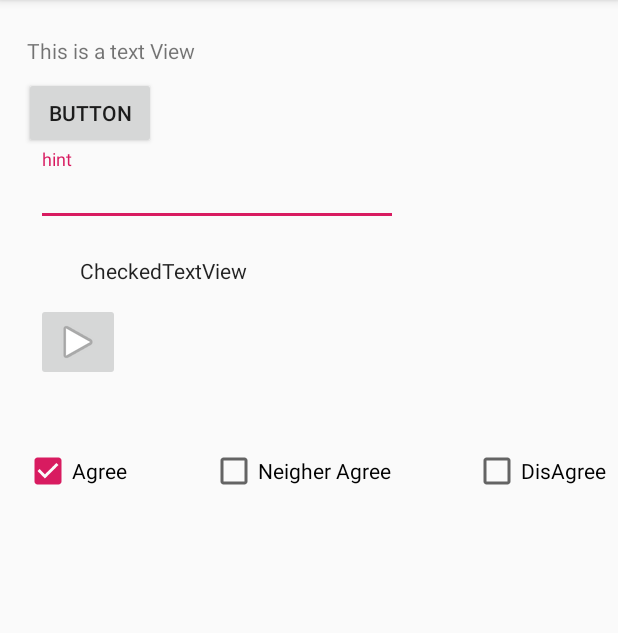
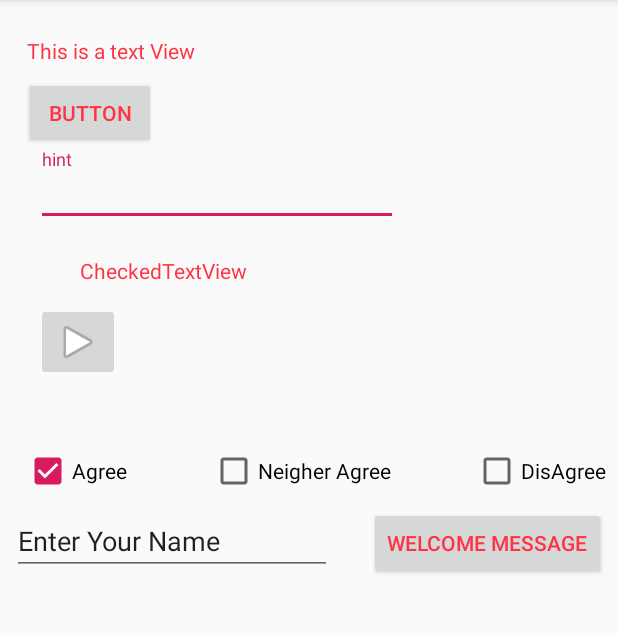
Before and after one commit to KnightsTiger/UIComponents, an Android app: the screen it shows after launch (MainActivity), after a tap on "Agree", on a phone screen of 412 x 824 dp, the part 84-717 px from its top. Run offline under Robolectric (Android 15) with nearby library versions, the phone set to English and light mode, and no system bars.

Commit message:
UI components - button,textInput Layout,image button

```diff
--- a/app/src/main/AndroidManifest.xml
+++ b/app/src/main/AndroidManifest.xml
@@ -16,7 +16,8 @@
                 <category android:name="android.intent.category.LAUNCHER" />
             </intent-filter>
         </activity>
-        <activity android:name=".PageTwo"></activity>
+        <activity android:name=".PageTwo" />
+        <activity android:name=".ActivityThree"></activity>
     </application>
 
 </manifest>
--- a/app/src/main/java/com/example/knight/uicomponents/MainActivity.java
+++ b/app/src/main/java/com/example/knight/uicomponents/MainActivity.java
@@ -4,6 +4,9 @@ import android.content.Intent;
 import android.os.Bundle;
 import android.support.v7.app.AppCompatActivity;
 import android.view.View;
+import android.widget.CheckBox;
+import android.widget.EditText;
+import android.widget.Toast;
 
 public class MainActivity extends AppCompatActivity {
 
@@ -22,4 +25,35 @@ public class MainActivity extends AppCompatActivity {
 /*        MediaPlayer mediaPlayer = MediaPlayer.create(this,R);
         mediaPlayer.start(); */// no need to call prepare(); create() does that for you
     }
+
+    public void onCheckBoxClicked(View view) {
+        boolean checked = ((CheckBox) view).isChecked();
+        switch (view.getId()){
+            case R.id.IAgree:
+                if(checked){
+                    Toast toast = Toast.makeText(this,"Agree", Toast.LENGTH_LONG);
+                    toast.show();
+                }
+                break;
+            case R.id.checkBox2:
+                if(checked){
+                    Toast toast = Toast.makeText(this,"Not Sure", Toast.LENGTH_LONG);
+                    toast.show();
+                }
+                break;
+            case R.id.checkBox3:
+                if(checked){
+                    Toast toast = Toast.makeText(this,"Nope", Toast.LENGTH_LONG);
+                    toast.show();
+                }
+                break;
+        }
+    }
+
+    public void goToPageThree(View view) {
+        EditText editText = findViewById(R.id.editText);
+        Intent intent = new Intent(MainActivity.this,ActivityThree.class);
+        intent.putExtra("key",editText.getText().toString());
+        startActivity(intent);
+    }
 }
--- a/app/src/main/res/layout/activity_main.xml
+++ b/app/src/main/res/layout/activity_main.xml
@@ -101,4 +101,26 @@
         app:layout_constraintBaseline_toBaselineOf="@+id/checkBox2"
         app:layout_constraintEnd_toEndOf="parent" />
 
+    <EditText
+        android:id="@+id/editText"
+        android:layout_width="wrap_content"
+        android:layout_height="wrap_content"
+        android:layout_marginStart="8dp"
+        android:layout_marginTop="8dp"
+        android:ems="10"
+        android:inputType="textPersonName"
+        android:text="@string/enter_your_name"
+        app:layout_constraintStart_toStartOf="parent"
+        app:layout_constraintTop_toBottomOf="@+id/IAgree" />
+
+    <Button
+        android:id="@+id/button3"
+        android:layout_width="wrap_content"
+        android:layout_height="wrap_content"
+        android:layout_marginEnd="8dp"
+        android:onClick="goToPageThree"
+        android:text="WelCome Message"
+        app:layout_constraintBaseline_toBaselineOf="@+id/editText"
+        app:layout_constraintEnd_toEndOf="parent" />
+
 </android.support.constraint.ConstraintLayout>
--- a/app/src/main/res/values/styles.xml
+++ b/app/src/main/res/values/styles.xml
@@ -6,6 +6,7 @@
         <item name="colorPrimary">@color/colorPrimary</item>
         <item name="colorPrimaryDark">@color/colorPrimaryDark</item>
         <item name="colorAccent">@color/colorAccent</item>
+        <item name="android:textColor">#f34</item>
     </style>
 
 </resources>
```
Also changed, not shown: app/src/main/java/com/example/knight/uicomponents/PageTwo.java (+55 -0 lines), app/src/main/res/drawable/ic_search_black_24dp.xml (added, +9 -0 lines), app/src/main/res/layout/activity_page_two.xml (+12 -0 lines), app/src/main/res/layout/activity_three.xml (added, +27 -0 lines), app/src/main/res/menu/menu_context.xml (added, +14 -0 lines), app/src/main/res/menu/optionsmenu.xml (added, +16 -0 lines), app/src/main/res/values/strings.xml (+7 -0 lines).
